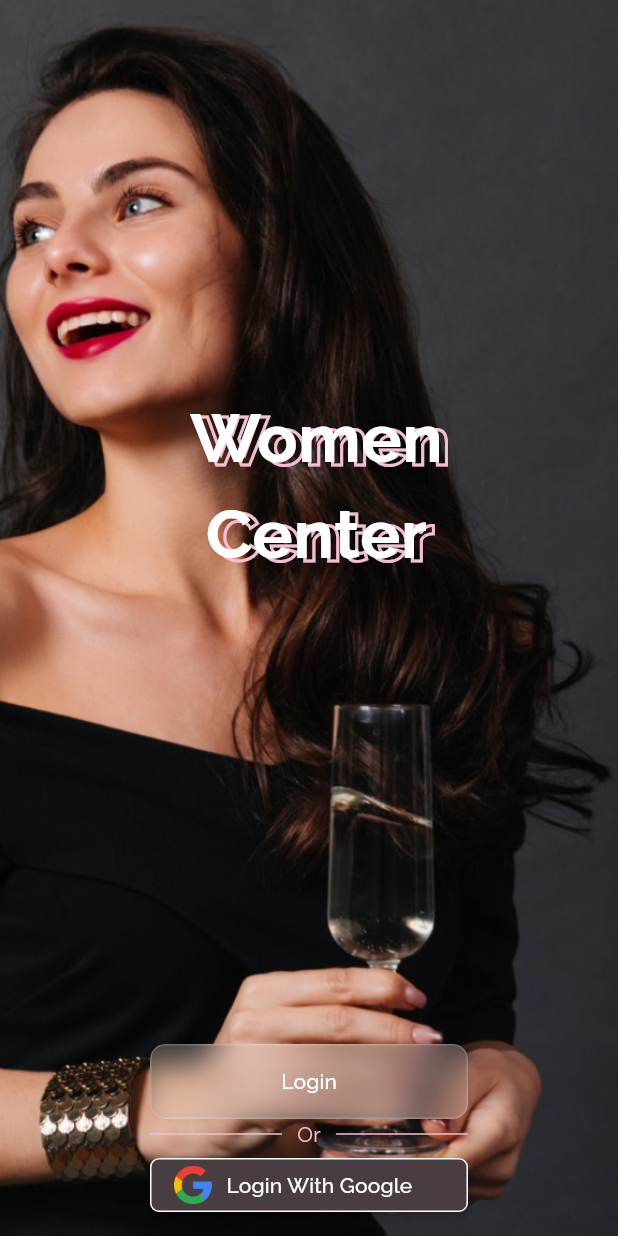
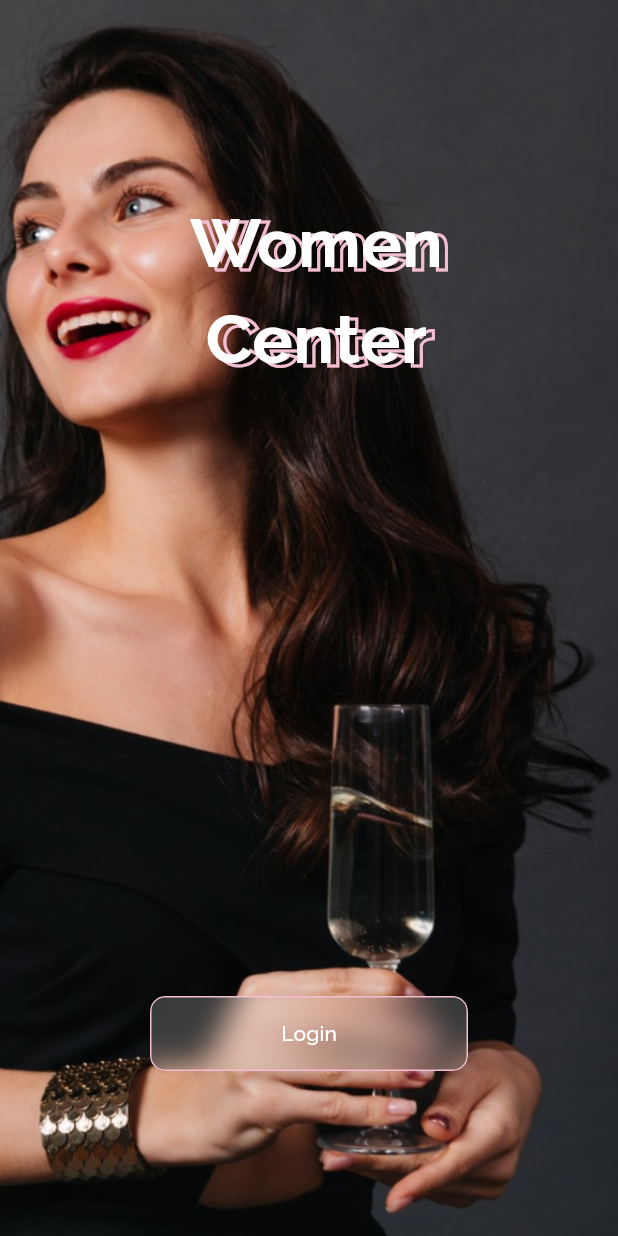
Before and after one commit to Neuxtron/women-center-mobile, a Flutter app: the screen it shows after launch, on a phone screen of 412 x 824 dp. Run offline on Flutter 3.47's test engine with Material 2 defaults, Android fonts, the phone set to English and light mode, and no system bars; drawn by our look-alikes of glass_kit; our stand-ins replace dio, google_fonts, shared_preferences; missing offline and left inert: glassmorphism_widgets.

Commit message:
perbaikan welcomepage

```diff
--- a/lib/View/welcome_page/welcome_page.dart
+++ b/lib/View/welcome_page/welcome_page.dart
@@ -21,7 +21,7 @@ class Welcome extends StatelessWidget {
               crossAxisAlignment: CrossAxisAlignment.stretch,
               children: [
                 Padding(
-                  padding: const EdgeInsets.only(top: 250),
+                  padding: const EdgeInsets.only(top: 120),
                   child: Padding(
                     padding: const EdgeInsets.only(top: 10.0, left: 10.0),
                     child: Stack(
@@ -61,73 +61,79 @@ class Welcome extends StatelessWidget {
                   width: 300,
                   height: 50,
                   borderRadius: BorderRadius.circular(10),
+                  borderColor: Color(0xFFF2BED1),
+                  borderWidth: 1,
                   blur: 10,
                   alignment: Alignment.center,
                   frostedOpacity: 0.1,
                   color: Colors.white
                       .withOpacity(0.2), // Atur warna latar belakang di sini
-                  borderGradient: LinearGradient(
-                    begin: Alignment.topLeft,
-                    end: Alignment.bottomRight,
-                    colors: [
-                      Colors.white.withOpacity(0.2),
-                      Colors.white.withOpacity(0.2),
-                    ],
-                  ),
+                  // borderGradient: LinearGradient(
+                  //   begin: Alignment.topLeft,
+                  //   end: Alignment.bottomRight,
+                  //   colors: [
+                  //     Colors.white.withOpacity(0.2),
+                  //     Colors.white.withOpacity(0.2),
+                  //   ],
+                  // ),
                   child: MaterialButton(
                     onPressed: () {
                       // Aksi yang akan dijalankan saat tombol ditekan
                       Navigator.pushNamed(context, "/login");
                     },
+
                     child: Text(
                       'Login',
+
                       style: TextStyle(color: Colors.white),
                     ),
                   ),
                 ),
-                Row(
-                  children: [
-                    Expanded(
-                      child: Divider(
-                        color: Color(0XFFF2BED1),
-                        endIndent: 10,
-                      ),
-                    ),
-                    Text(
-                      'Or',
-                      style: TextStyle(color: Color(0XFFF2BED1)),
-                    ),
-                    Expanded(
-                      child: Divider(
-                        color: Color(0XFFF2BED1),
-                        indent: 10, //jarak kiri
-                      ),
-                    ),
-                  ],
-                ),
-                MaterialButton(
-                  shape: RoundedRectangleBorder(
-                    borderRadius: BorderRadius.circular(6),
-                    side: BorderSide(color: Colors.white),
-                  ),
-                  onPressed: () {},
-                  color: Color(0XFF483E42),
-                  child: Row(
-                    children: [
-                      Image.asset(
-                        'Assets/images/google.png',
-                        width: 25,
-                      ),
-                      SizedBox(
-                        width: 10,
-                      ),
-                      Text(
-                        'Login With Google',
-                        style: TextStyle(color: Colors.white),
-                      ),
-                    ],
-                  ),
-                ),
+                SizedBox(height: 100,),
+
+                // Row(
+                //   children: [
+                //     Expanded(
+                //       child: Divider(
+                //         color: Color(0XFFF2BED1),
+                //         endIndent: 10,
+                //       ),
+                //     ),
+                //     Text(
+                //       'Or',
+                //       style: TextStyle(color: Color(0XFFF2BED1)),
+                //     ),
+                //     Expanded(
+                //       child: Divider(
+                //         color: Color(0XFFF2BED1),
+                //         indent: 10, //jarak kiri
+                //       ),
+                //     ),
+                //   ],
+                // ),
+                // MaterialButton(
+                //   shape: RoundedRectangleBorder(
+                //     borderRadius: BorderRadius.circular(6),
+                //     side: BorderSide(color: Colors.white),
+                //   ),
+                //   onPressed: () {},
+                //   color: Color(0XFF483E42),
+                //   child: Row(
+                //     children: [
+                //       Image.asset(
+                //         'Assets/images/google.png',
+                //         width: 25,
+                //       ),
+                //       SizedBox(
+                //         width: 10,
+                //       ),
+                //       Text(
+                //         'Login With Google',
+                //         style: TextStyle(color: Colors.white),
+                //       ),
+                //     ],
+                //   ),
+
               ],
             ),
           ),
```
